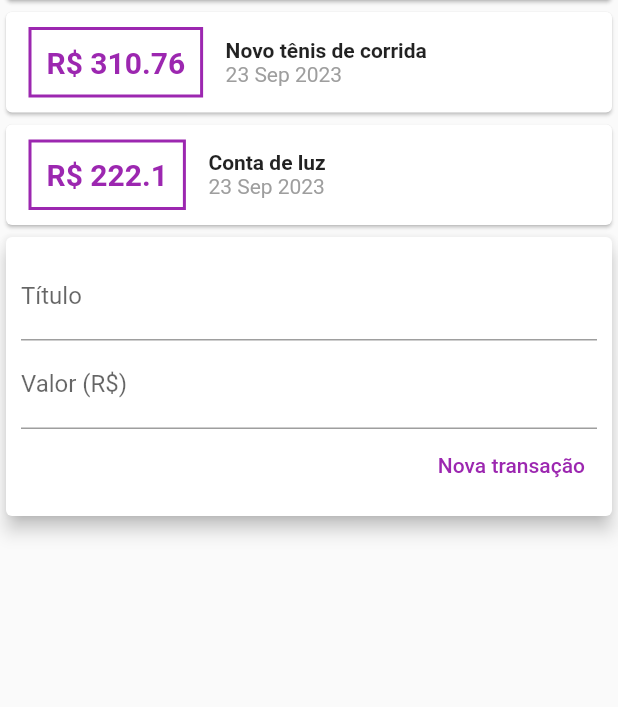
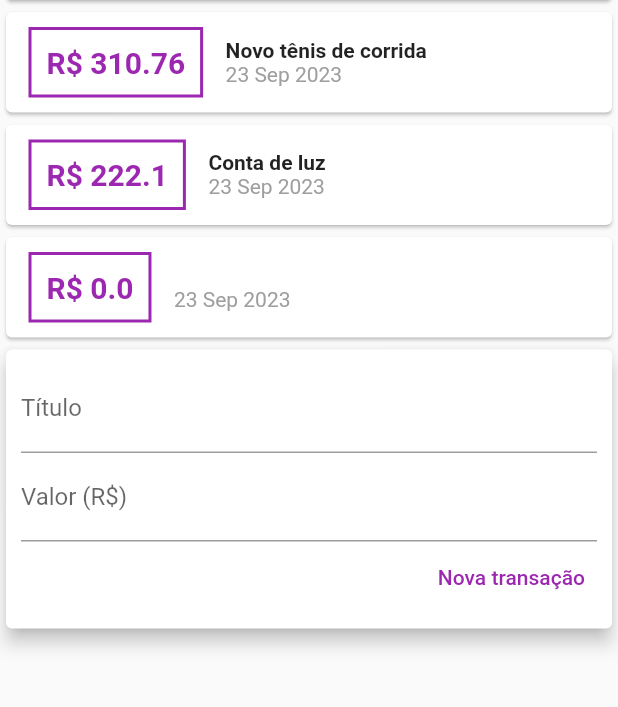
Before and after one commit to IgorAtilar/expenses, a Flutter app: the screen it shows after launch, after a tap on "Nova transação", on a phone screen of 412 x 824 dp, the part 114-821 px from its top. Run offline on Flutter 3.47's test engine with Material 2 defaults, Android fonts, the phone set to English and light mode, and no system bars.

Commit message:
create TransactionUser

```diff
--- a/lib/components/transaction_form.dart
+++ b/lib/components/transaction_form.dart
@@ -1,10 +1,14 @@
 import 'package:flutter/material.dart';
 
 class TransactionForm extends StatelessWidget {
-  TransactionForm({super.key});
+  TransactionForm({
+    super.key,
+    required this.onSubmit,
+  });
 
   final titleController = TextEditingController();
   final valueController = TextEditingController();
+  final void Function(String title, double value) onSubmit;
 
   @override
   Widget build(BuildContext context) {
@@ -35,7 +39,10 @@ class TransactionForm extends StatelessWidget {
                     style: TextStyle(color: Colors.purple),
                   ),
                   onPressed: () {
-                    print('${titleController.text} ${valueController.text}');
+                    final title = titleController.text;
+                    final value = double.tryParse(valueController.text) ?? 0.0;
+
+                    onSubmit(title, value);
                   },
                 ),
               ],
--- /dev/null
+++ b/lib/components/transaction_user.dart
@@ -0,0 +1,55 @@
+import 'dart:math';
+
+import 'package:flutter/material.dart';
+import 'transaction_form.dart';
+import 'transaction_list.dart';
+import '../models/transaction.dart';
+
+class TransactionUser extends StatefulWidget {
+  const TransactionUser({super.key});
+
+  @override
+  State<TransactionUser> createState() => _TransactionUserState();
+}
+
+class _TransactionUserState extends State<TransactionUser> {
+  final _transactions = [
+    Transaction(
+      id: 't1',
+      title: 'Novo tênis de corrida',
+      value: 310.76,
+      date: DateTime.now(),
+    ),
+    Transaction(
+      id: 't2',
+      title: 'Conta de luz',
+      value: 222.10,
+      date: DateTime.now(),
+    )
+  ];
+
+  void _addTransaction(String title, double value) {
+    final newTransaction = Transaction(
+      id: Random().nextDouble().toString(),
+      title: title,
+      value: value,
+      date: DateTime.now(),
+    );
+
+    setState(() {
+      _transactions.add(newTransaction);
+    });
+  }
+
+  @override
+  Widget build(BuildContext context) {
+    return Column(
+      children: [
+        Transactionlist(transactions: _transactions),
+        TransactionForm(
+          onSubmit: _addTransaction,
+        )
+      ],
+    );
+  }
+}
--- a/lib/main.dart
+++ b/lib/main.dart
@@ -1,8 +1,6 @@
 import 'package:flutter/material.dart';
 
-import './models/transaction.dart';
-import './components/transaction_list.dart';
-import './components/transaction_form.dart';
+import './components/transaction_user.dart';
 
 void main() {
   runApp(const ExpensesApp());
@@ -13,29 +11,14 @@ class ExpensesApp extends StatelessWidget {
 
   @override
   Widget build(BuildContext context) {
-    return MaterialApp(
+    return const MaterialApp(
       home: HomePage(),
     );
   }
 }
 
 class HomePage extends StatelessWidget {
-  HomePage({super.key});
-
-  final _transactions = [
-    Transaction(
-      id: 't1',
-      title: 'Novo tênis de corrida',
-      value: 310.76,
-      date: DateTime.now(),
-    ),
-    Transaction(
-      id: 't2',
-      title: 'Conta de luz',
-      value: 222.10,
-      date: DateTime.now(),
-    )
-  ];
+  const HomePage({super.key});
 
   @override
   Widget build(BuildContext context) {
@@ -45,12 +28,11 @@ class HomePage extends StatelessWidget {
       ),
       body: Column(
         crossAxisAlignment: CrossAxisAlignment.stretch,
-        children: [
-          const Card(
+        children: const [
+          Card(
             child: Text("Gráfico"),
           ),
-          Transactionlist(transactions: _transactions),
-          TransactionForm()
+          TransactionUser(),
         ],
       ),
     );
```
